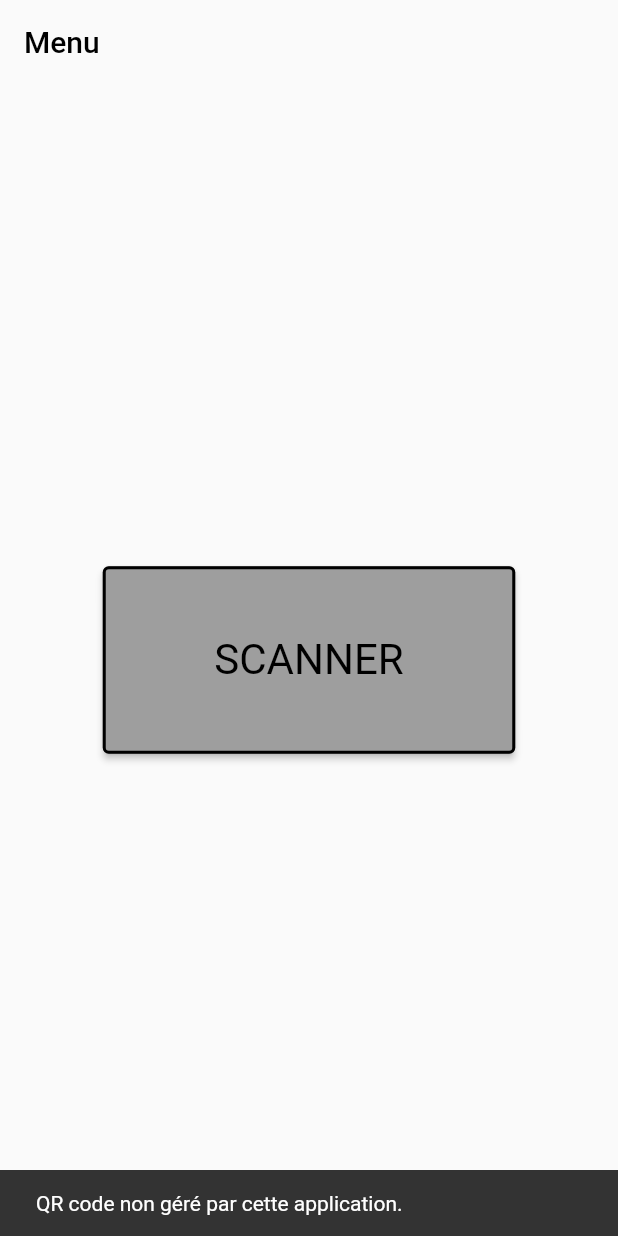
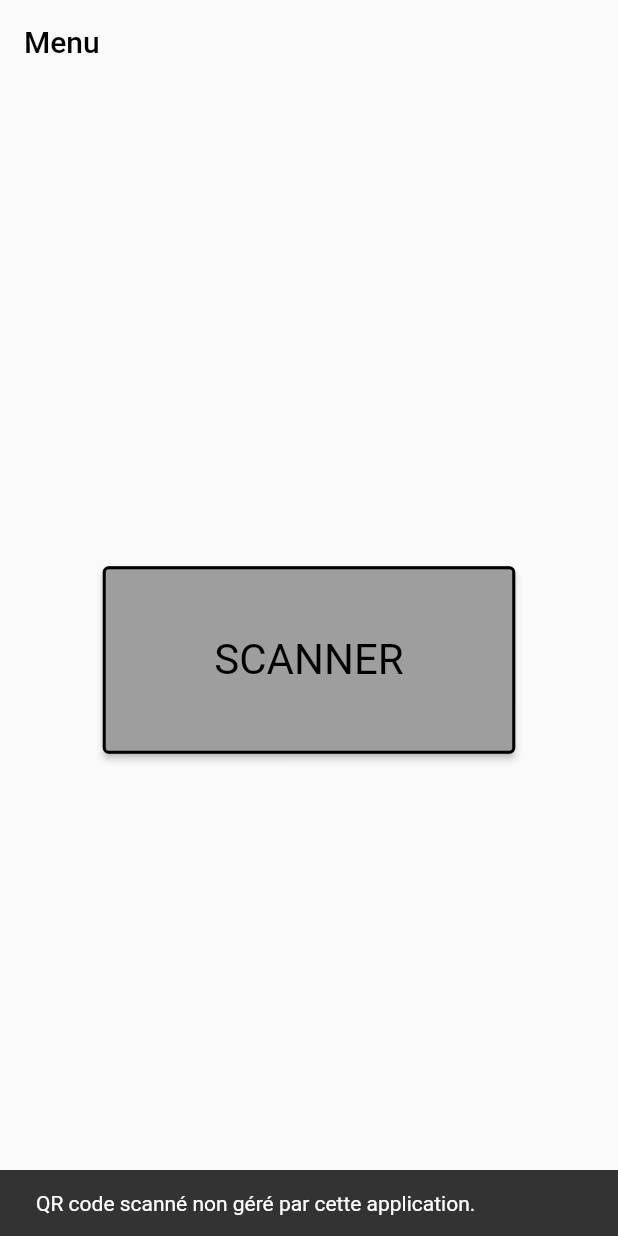
Before and after one commit to khrid/HES_646-2_Projects_GRIMM_Scanner, a Flutter app: the screen it shows after launch, after a tap on "SCANNER", on a phone screen of 412 x 824 dp. Run offline on Flutter 3.47's test engine with Material 2 defaults, Android fonts, the phone set to English and light mode, and no system bars; our stand-ins replace cloud_firestore, firebase_core, qr_flutter; missing offline and left inert: flutter_barcode_scanner; accounts and stored records are empty.

Commit message:
Lecture de code QR et affichage sur une page du contenu

```diff
--- a/lib/pages/home.dart
+++ b/lib/pages/home.dart
@@ -2,6 +2,7 @@ import 'package:flutter/material.dart';
 import 'package:flutter/services.dart';
 import 'package:flutter_barcode_scanner/flutter_barcode_scanner.dart';
 import 'package:grimm_scanner/assets/constants.dart';
+import 'package:grimm_scanner/pages/items_detail.dart';
 import 'package:grimm_scanner/widgets/button_home.dart';
 
 class Home extends StatefulWidget {
@@ -12,7 +13,7 @@ class Home extends StatefulWidget {
 }
 
 class _HomeState extends State<Home> {
-  String _scanBarcode = 'Unknown';
+  String _qrCode = 'Unknown';
 
   @override
   Widget build(BuildContext context) {
@@ -29,7 +30,7 @@ class _HomeState extends State<Home> {
             Column(
               mainAxisAlignment: MainAxisAlignment.center,
               children: <Widget>[
-                CustomHomeButton(title: "SCANNER", onPressed: scanQR,)
+                CustomHomeButton(title: "SCANNER", onPressed: scanQR)
               ],
             ),
           ],
@@ -55,14 +56,28 @@ class _HomeState extends State<Home> {
     // setState to update our non-existent appearance.
     if (!mounted) return;
 
+    // Quand on reconnait un code QR
     setState(() {
-      if (!barcodeScanRes.startsWith(Constants.QRCODE_STARTS_WITH)) {
-        const snackBar =
-            SnackBar(content: Text('QR code non géré par cette application.'));
+      // S'il commence bien par la chaine "QRGRIMM_" (pour être sûr de ne
+      // travailler uniquement avec un QR de notre application
+      if (barcodeScanRes.startsWith(Constants.QRCODE_STARTS_WITH)) {
+        // on le stocke dans la variable du state
+        _qrCode = barcodeScanRes;
+        // on passe à l'écran de détail d'un objet, en transmettant le qr plus loin
+        Navigator.pushNamed(context, ItemDetail.routeName, arguments: _qrCode);
 
-        ScaffoldMessenger.of(context).showSnackBar(snackBar);
+        // Sinon s'il est égal à -1 (quand l'utilisateur appuie sur "annuler"
+        // depuis l'écran de scannage
+      } else if (barcodeScanRes == "-1") {
+        // on affiche un message indiquant que l'action a été annulée
+        ScaffoldMessenger.of(context)
+            .showSnackBar(SnackBar(content: const Text("Lecture QR annulée.")));
+
+        // sinon
       } else {
-        _scanBarcode = barcodeScanRes;
+        // on affiche un message indiquant qu'on ne gère pas ce code QR
+        ScaffoldMessenger.of(context).showSnackBar(const SnackBar(
+            content: Text("QR code scanné non géré par cette application.")));
       }
     });
   }
```
Also changed, not shown: lib/main.dart (+5 -110 lines), lib/pages/items_detail.dart (added, +44 -0 lines).
